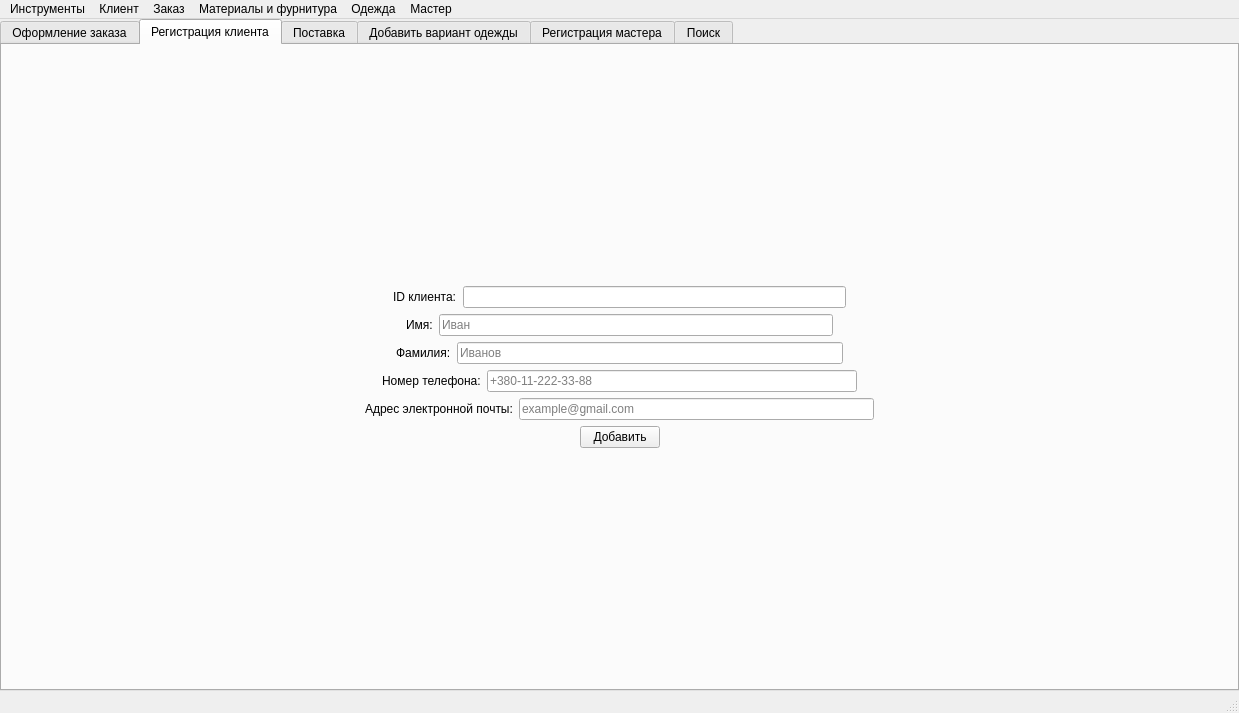
Old version of the form mainwindow.ui in the repository Nazarovv676/Studio.
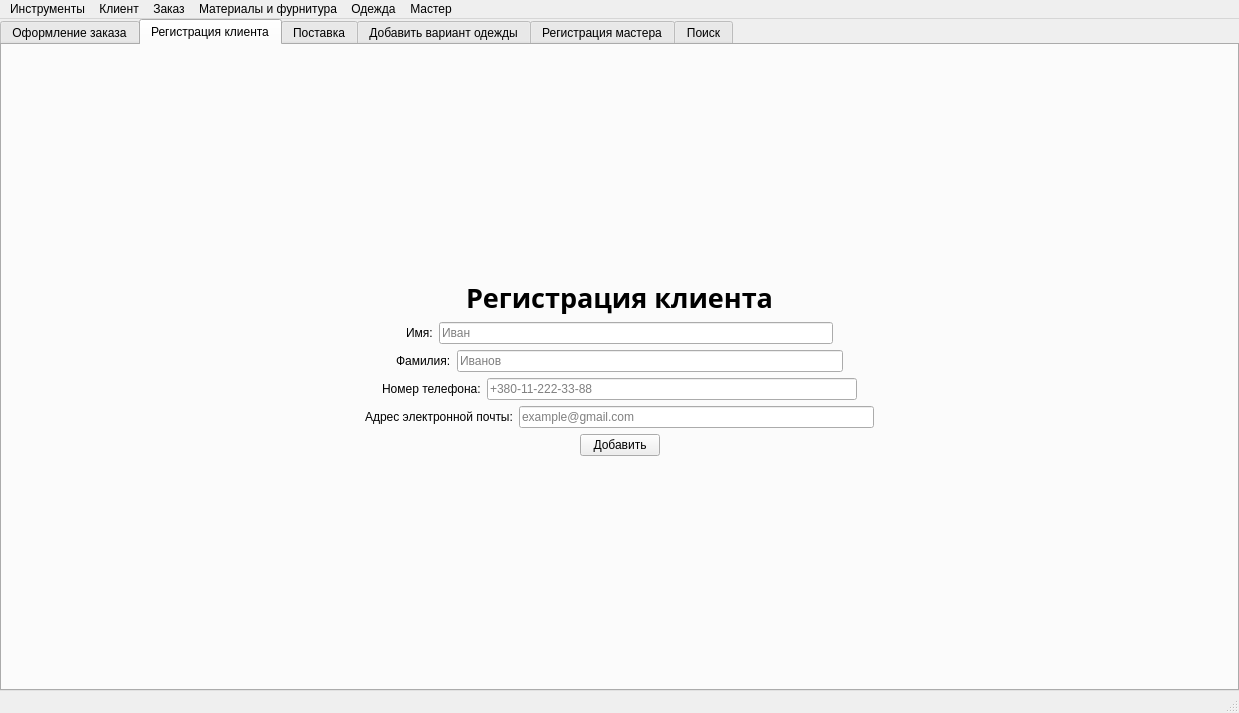
New version of the form. The open tabs and pages were chosen to show the change. Icons and pictures are not drawn.

The edit to the form file:
```diff
--- a/mainwindow.ui
+++ b/mainwindow.ui
@@ -561,21 +561,16 @@
           </item>
           <item>
            <widget class="QLabel" name="label">
+            <property name="font">
+             <font>
+              <family>Nunito</family>
+              <pointsize>20</pointsize>
+              <weight>75</weight>
+              <bold>true</bold>
+             </font>
+            </property>
             <property name="text">
-             <string>ID клиента:</string>
-            </property>
-           </widget>
-          </item>
-          <item>
-           <widget class="QLineEdit" name="lineEdit_id">
-            <property name="toolTip">
-             <string>Это поле не редактируется, а генерируется автоматически</string>
-            </property>
-            <property name="frame">
-             <bool>true</bool>
-            </property>
-            <property name="readOnly">
-             <bool>true</bool>
+             <string>Регистрация клиента</string>
             </property>
            </widget>
           </item>
```
Left out of the diff: 19 changed lines with no effect on the pictures.
